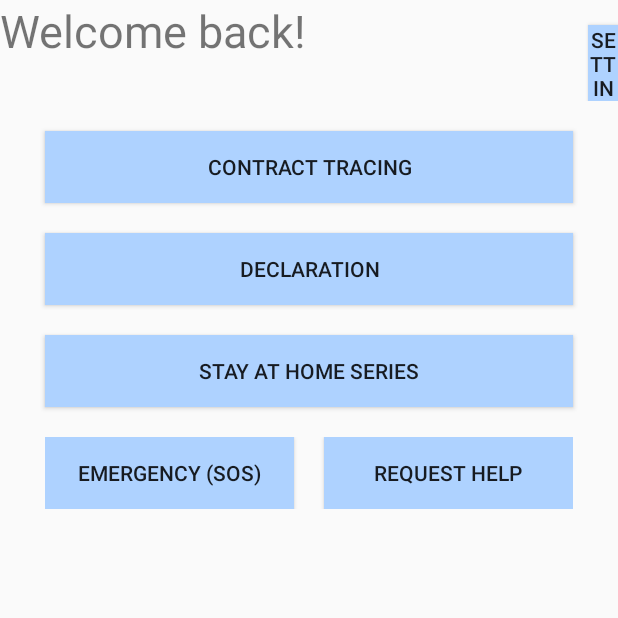
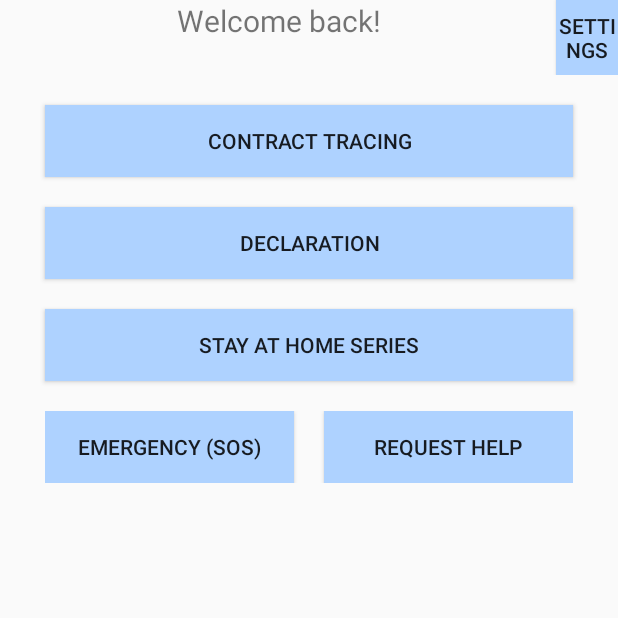
Before and after one commit to g-erm/DSTA-CODE_EXP-2020, an Android app: the MenuActivity screen opened directly, with no data from a screen before it, on a phone screen of 412 x 824 dp, the top half of it. Run offline under Robolectric (Android 15) with nearby library versions, the phone set to English and light mode, and no system bars.

Commit message:
patch 1.01

```diff
--- a/app/src/main/AndroidManifest.xml
+++ b/app/src/main/AndroidManifest.xml
@@ -9,7 +9,9 @@
         android:roundIcon="@drawable/ppg_icon"
         android:supportsRtl="true"
         android:theme="@style/AppTheme">
-        <activity android:name=".SettingsActivity"></activity>
+        <activity
+            android:name=".SettingsActivity"
+            android:theme="@style/AppTheme.OverlayTheme"></activity>
         <activity android:name=".HelpActivity" />
         <activity android:name=".SOSActivity" />
         <activity android:name=".StayHomeActivity" />
--- a/app/src/main/java/com/example/powerpuffgirls/MenuActivity.java
+++ b/app/src/main/java/com/example/powerpuffgirls/MenuActivity.java
@@ -36,5 +36,6 @@ public class MenuActivity extends AppCompatActivity {
     }
 
     public void gotoSettings(View view) {
+        startActivity(new Intent(MenuActivity.this, SettingsActivity.class));
     }
 }
--- a/app/src/main/res/layout/activity_menu.xml
+++ b/app/src/main/res/layout/activity_menu.xml
@@ -9,22 +9,23 @@
     <LinearLayout
         android:id="@+id/topPanel"
         android:layout_width="match_parent"
-        android:layout_height="wrap_content"
+        android:layout_height="50sp"
         android:orientation="horizontal"
         android:weightSum="10">
+
         <TextView
-            android:layout_width="wrap_content"
+            android:layout_width="0px"
             android:layout_height="match_parent"
+            android:layout_gravity="center"
             android:layout_weight="9"
-            android:text="Welcome back! "
-            android:layout_centerVertical="true"
-            android:layout_centerHorizontal="true"
-            android:textSize="30sp"/>
+            android:text="Welcome back!"
+            android:textAlignment="center"
+            android:textSize="20sp" />
         <Button
             android:id="@+id/settingsButton"
             android:layout_width="0px"
             android:layout_weight="1"
-            android:layout_height="wrap_content"
+            android:layout_height="match_parent"
             android:background="#AED2FF"
             android:onClick="gotoSettings"
             android:text="Settings" />
--- a/app/src/main/res/values/styles.xml
+++ b/app/src/main/res/values/styles.xml
@@ -8,4 +8,9 @@
         <item name="colorAccent">@color/colorAccent</item>
     </style>
 
+    <style name ="AppTheme.OverlayTheme">
+        <item name ="android:windowIsTranslucent">true</item>>
+        <item name ="android:windowCloseOnTouchOutside">true</item>
+    </style>
+
 </resources>
```
Also changed, not shown: app/src/main/java/com/example/powerpuffgirls/SettingsActivity.java (+9 -0 lines).
